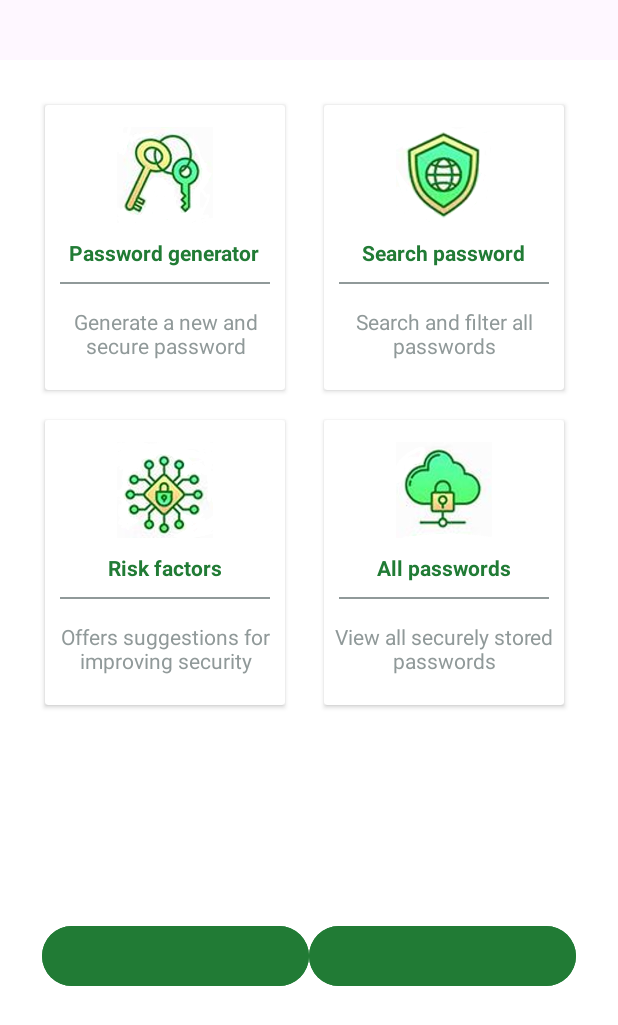
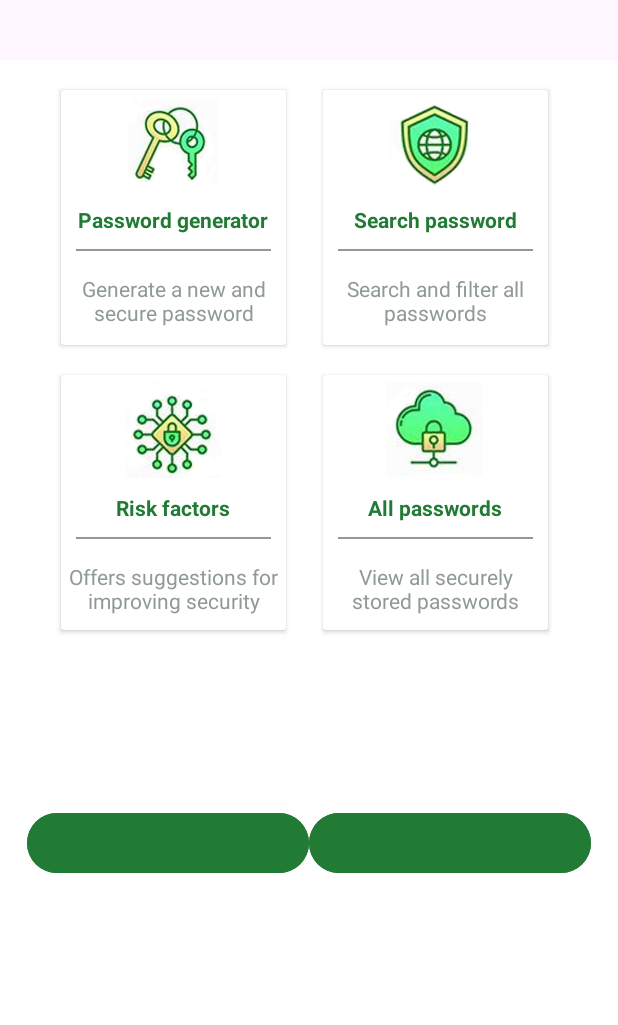
Before and after one commit to Marys-Hub/PasswordManager, an Android app: the HomePage screen opened directly, with no data from a screen before it, on a phone screen of 412 x 824 dp. Shown: the top 1025 px of the screen. Run offline under Robolectric (Android 15) with nearby library versions, the phone set to English and light mode, and no system bars.

Commit message:
modificari layout

```diff
--- a/app/src/main/java/com/example/passwordmanager/activities/MainActivity.java
+++ b/app/src/main/java/com/example/passwordmanager/activities/MainActivity.java
@@ -52,7 +52,7 @@ public class MainActivity extends AppCompatActivity {
     }
 
     public void openRegisterActivity(){
-        Intent registerIntent = new Intent(this, EmailverificationActivity.class);
+        Intent registerIntent = new Intent(this, RegisterActivity.class);
         try{startActivity(registerIntent);}catch(Exception e){System.out.println("Something went wrong.");} }
 
 }
--- a/app/src/main/res/layout/activity_home_page.xml
+++ b/app/src/main/res/layout/activity_home_page.xml
@@ -1,96 +1,109 @@
 <?xml version="1.0" encoding="utf-8"?>
-<LinearLayout
-    xmlns:android="http://schemas.android.com/apk/res/android"
+<LinearLayout xmlns:android="http://schemas.android.com/apk/res/android"
+    xmlns:tools="http://schemas.android.com/tools"
     android:layout_width="match_parent"
     android:layout_height="match_parent"
-    xmlns:tools="http://schemas.android.com/tools"
+    android:layout_marginTop="40dp"
     android:background="#ffffff"
-    tools:context=".activities.HomePage"
     android:orientation="vertical"
-    android:layout_marginTop="40dp"
-    android:padding="20dp">
+    android:padding="10dp"
+    tools:context=".activities.HomePage">
+
     <LinearLayout
+        android:layout_width="match_parent"
+        android:layout_height="wrap_content"
         android:clipToPadding="false"
         android:gravity="center"
-        android:orientation="horizontal"
-        android:layout_width="match_parent"
-        android:layout_height="wrap_content">
+        android:orientation="horizontal">
+
         <androidx.cardview.widget.CardView
-            android:layout_width="160dp"
-            android:layout_height="190dp"
+            android:layout_width="150dp"
+            android:layout_height="170dp"
             android:layout_margin="10dp">
+
             <LinearLayout
                 android:id="@+id/passGen"
                 android:layout_width="match_parent"
                 android:layout_height="match_parent"
-                android:orientation="vertical"
-                android:gravity="center">
+                android:gravity="center"
+                android:orientation="vertical">
+
                 <ImageView
-                    android:layout_width="64dp"
-                    android:layout_height="64dp"
+                    android:layout_width="60dp"
+                    android:layout_height="60dp"
                     android:background="@drawable/key"
-                    android:padding="10dp"/>
+                    android:padding="10dp" />
+
                 <TextView
                     android:layout_width="wrap_content"
                     android:layout_height="wrap_content"
-                    android:textStyle="bold"
+                    android:layout_marginTop="10dp"
+                    android:text="@string/password_generator"
                     android:textColor="#217B35"
-                    android:layout_marginTop="10dp"
-                    android:text="@string/password_generator"/>
+                    android:textStyle="bold" />
+
                 <View
                     android:layout_width="match_parent"
                     android:layout_height="1dp"
-                    android:background="#909999"
-                    android:layout_margin="10dp"/>
+                    android:layout_margin="10dp"
+                    android:background="#909999" />
+
                 <TextView
                     android:layout_width="wrap_content"
                     android:layout_height="wrap_content"
                     android:gravity="center"
+                    android:padding="5dp"
                     android:text="@string/generate_a_new_and_secure_password"
-                    android:padding="5dp"
-                    android:textColor="#909999"/>
+                    android:textColor="#909999" />
             </LinearLayout>
         </androidx.cardview.widget.CardView>
+
         <LinearLayout
-            android:layout_width="match_parent"
+            android:layout_width="180dp"
             android:layout_height="wrap_content"
             android:clipToPadding="false"
             android:gravity="center"
             android:orientation="horizontal">
+
             <androidx.cardview.widget.CardView
-                android:layout_width="160dp"
-                android:layout_height="190dp"
+                android:layout_width="150dp"
+                android:layout_height="170dp"
                 android:layout_margin="10dp">
+
                 <LinearLayout
                     android:id="@+id/searchPass"
                     android:layout_width="match_parent"
                     android:layout_height="match_parent"
-                    android:orientation="vertical"
-                    android:gravity="center">
+                    android:gravity="center"
+                    android:orientation="vertical">
+
                     <ImageView
-                        android:layout_width="64dp"
-                        android:layout_height="64dp"
+                        android:layout_width="60dp"
+                        android:layout_height="60dp"
                         android:background="@drawable/search_pass"
-                        android:padding="10dp"/>
+                        android:padding="10dp" />
+
                     <TextView
                         android:layout_width="wrap_content"
                         android:layout_height="wrap_content"
-                        android:textStyle="bold"
+                        android:layout_marginTop="10dp"
+                        android:text="@string/search_password"
                         android:textColor="#217B35"
-                        android:layout_marginTop="10dp"
-                        android:text="@string/search_password"/>
+                        android:textStyle="bold" />
+
                     <View
                         android:layout_width="match_parent"
                         android:layout_height="1dp"
-                        android:background="#909999"
-                        android:layout_margin="10dp"/>
+                        android:layout_margin="10dp"
+                        android:background="#909999" />
+
                     <TextView
                         android:layout_width="wrap_content"
                         android:layout_height="wrap_content"
                         android:gravity="center"
+                        android:padding="5dp"
                         android:text="@string/search_and_filter_all_passwords"
-                        android:padding="5dp"
-                        android:textColor="#909999"/>
+                        android:textColor="#909999" />
                 </LinearLayout>
             </androidx.cardview.widget.CardView>
         </LinearLayout>
@@ -102,56 +115,65 @@
         android:clipToPadding="false"
         android:gravity="center"
         android:orientation="horizontal">
+
         <androidx.cardview.widget.CardView
-            android:layout_width="160dp"
-            android:layout_height="190dp"
+            android:layout_width="150dp"
+            android:layout_height="170dp"
             android:layout_margin="10dp">
+
             <LinearLayout
                 android:layout_width="match_parent"
                 android:layout_height="match_parent"
-                android:orientation="vertical"
-                android:gravity="center">
+                android:gravity="center"
+                android:orientation="vertical">
+
                 <ImageView
                     android:layout_width="64dp"
                     android:layout_height="64dp"
                     android:background="@drawable/risk_factors"
-                    android:padding="10dp"/>
+                    android:padding="10dp" />
+
                 <TextView
                     android:layout_width="wrap_content"
                     android:layout_height="wrap_content"
-                    android:textStyle="bold"
+                    android:layout_marginTop="10dp"
+                    android:text="@string/risk_factors"
                     android:textColor="#217B35"
-                    android:layout_marginTop="10dp"
-                    android:text="@string/risk_factors"/>
+                    android:textStyle="bold" />
+
                 <View
                     android:layout_width="match_parent"
                     android:layout_height="1dp"
-                    android:background="#909999"
-                    android:layout_margin="10dp"/>
+                    android:layout_margin="10dp"
+                    android:background="#909999" />
+
                 <TextView
                     android:layout_width="wrap_content"
                     android:layout_height="wrap_content"
                     android:gravity="center"
+                    android:padding="5dp"
                     android:text="@string/offers_suggestions_for_improving_security"
-                    android:padding="5dp"
-                    android:textColor="#909999"/>
+                    android:textColor="#909999" />
             </LinearLayout>
         </androidx.cardview.widget.CardView>
+
         <LinearLayout
-            android:layout_width="match_parent"
+            android:layout_width="180dp"
             android:layout_height="wrap_content"
             android:clipToPadding="false"
             android:gravity="center"
             android:orientation="horizontal">
+
             <androidx.cardview.widget.CardView
-                android:layout_width="160dp"
-                android:layout_height="190dp"
+                android:layout_width="150dp"
+                android:layout_height="170dp"
                 android:layout_margin="10dp">
+
                 <LinearLayout
                     android:layout_width="match_parent"
                     android:layout_height="match_parent"
-                    android:orientation="vertical"
-                    android:gravity="center">
+                    android:gravity="center"
+                    android:orientation="vertical">
 
                     <ImageView
                         android:layout_width="64dp"
@@ -162,22 +184,24 @@
                     <TextView
                         android:layout_width="wrap_content"
                         android:layout_height="wrap_content"
-                        android:textStyle="bold"
+                        android:layout_marginTop="10dp"
+                        android:text="@string/all_passwords"
                         android:textColor="#217B35"
-                        android:layout_marginTop="10dp"
-                        android:text="@string/all_passwords"/>
+                        android:textStyle="bold" />
+
                     <View
                         android:layout_width="match_parent"
                         android:layout_height="1dp"
-                        android:background="#909999"
-                        android:layout_margin="10dp"/>
+                        android:layout_margin="10dp"
+                        android:background="#909999" />
+
                     <TextView
                         android:layout_width="wrap_content"
                         android:layout_height="wrap_content"
                         android:gravity="center"
-                        android:text="View all securely stored passwords"
                         android:padding="5dp"
-                        android:textColor="#909999"/>
+                        android:text="@string/view_all_securely_stored_passwords"
+                        android:textColor="#909999" />
                 </LinearLayout>
             </androidx.cardview.widget.CardView>
         </LinearLayout>
@@ -186,9 +210,10 @@
     <LinearLayout
         android:id="@+id/bottomBar"
         android:layout_width="match_parent"
-        android:layout_height="wrap_content"
-        android:layout_marginTop="125dp"
+        android:layout_height="64dp"
+        android:layout_marginTop="10dp"
         android:orientation="horizontal"
+        android:layout_marginVertical="100dp"
         android:padding="8dp">
 
         <Button
--- a/app/src/main/res/layout/activity_register_page.xml
+++ b/app/src/main/res/layout/activity_register_page.xml
@@ -4,7 +4,7 @@
     xmlns:tools="http://schemas.android.com/tools"
     android:layout_width="match_parent"
     android:layout_height="match_parent"
-    android:background="@drawable/register_background"
+    android:background="@android:color/background_light"
     tools:context=".activities.RegisterActivity">
 
     <LinearLayout
@@ -59,7 +59,7 @@
                 android:id="@+id/etEmail"
                 android:layout_width="match_parent"
                 android:layout_height="match_parent"
-                android:hint="Enter Email (ex:someone@example.com)"
+                android:hint="@string/enter_email_ex_someone_example_com"
                 android:inputType="textEmailAddress"
                 android:textColor="@android:color/black" />
 
--- a/app/src/main/res/values/strings.xml
+++ b/app/src/main/res/values/strings.xml
@@ -75,4 +75,6 @@
     <string name="offers_suggestions_for_improving_security">Offers suggestions for improving security</string>
     <string name="enter_code" />
     <string name="all_passwords">All passwords</string>
+    <string name="enter_email_ex_someone_example_com">Enter Email (ex:someone@example.com)</string>
+    <string name="view_all_securely_stored_passwords">View all securely stored passwords</string>
 </resources>
```
Also changed, not shown: app/src/main/java/com/example/passwordmanager/activities/SearchPassActivity.java (+35 -25 lines), app/src/main/res/layout/activity_login.xml (+12 -12 lines), app/src/main/res/layout/activity_main.xml (+4 -6 lines), app/src/main/res/layout/activity_search_pass.xml (+5 -7 lines).
